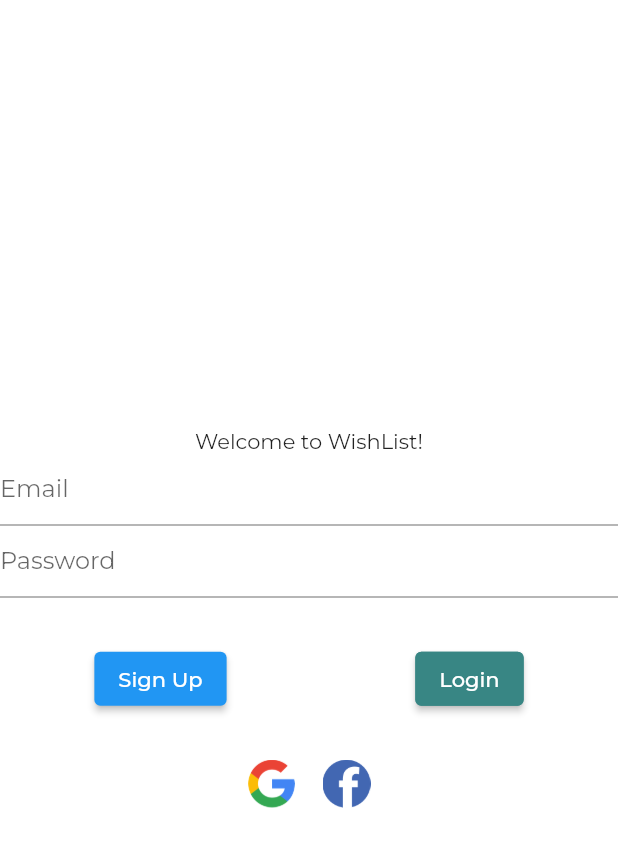
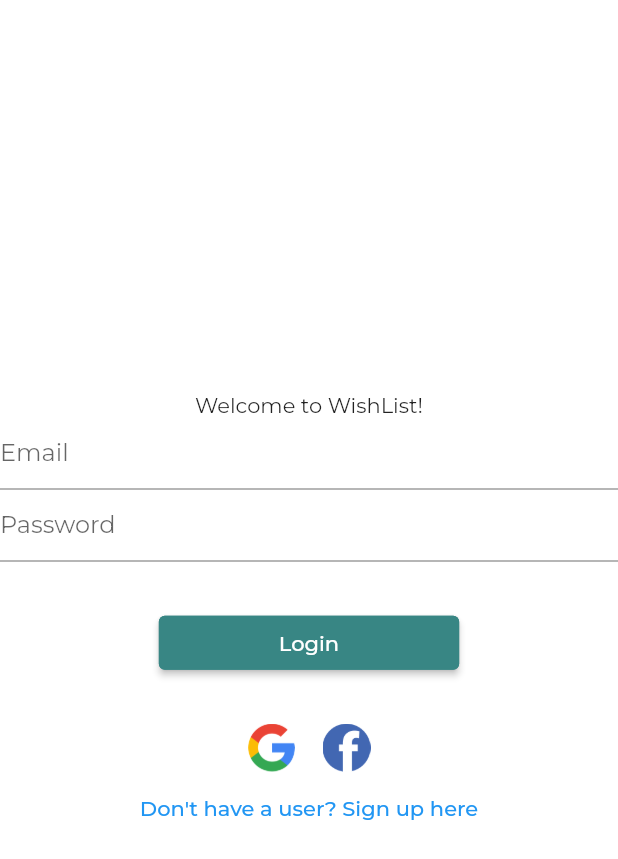
Before and after one commit to Krauma/wishlist, a Flutter app: the screen it shows after launch, after a tap on "Login", on a phone screen of 412 x 824 dp. Shown: the top 859 px of the screen. Run offline on Flutter 3.47's test engine with Material 2 defaults, Android fonts, the phone set to English and light mode, and no system bars; our stand-ins replace cloud_firestore, firebase_auth, firebase_core, get, google_fonts, google_sign_in and 1 more; accounts and stored records are empty; network calls fail.

Commit message:
can now login with email pass

```diff
--- a/lib/Authentication/Controllers/authentication_controller.dart
+++ b/lib/Authentication/Controllers/authentication_controller.dart
@@ -12,6 +12,8 @@ class AuthenticationController extends GetxController {
   FirebaseAuth auth = FirebaseAuth.instance;
   FirebaseFirestore firebaseFirestore = FirebaseFirestore.instance;
   GoogleSignIn googleSign = GoogleSignIn();
+
+  var isSigningUp = false.obs;
 
   @override
   void onReady() {
--- a/lib/Authentication/Views/register.dart
+++ b/lib/Authentication/Views/register.dart
@@ -1,4 +1,5 @@
 import 'package:flutter/material.dart';
+import 'package:get/get.dart';
 import 'package:wishlist/constants.dart';
 
 import '../Controllers/authentication_controller.dart';
@@ -20,20 +21,7 @@ class _RegisterState extends State<Register> {
   Widget build(BuildContext context) {
     return Scaffold(
       backgroundColor: Colors.white,
-      body:
-      /*Container(
-        decoration: const BoxDecoration(
-            gradient: LinearGradient(
-          begin: Alignment.bottomRight,
-          end: Alignment.topLeft,
-          colors: [
-            Constants.gradientBlue,
-            Constants.gradientPurple,
-            Constants.gradientPink
-          ],
-        )),
-        child: */
-        SafeArea(
+      body: SafeArea(
         child: Column(
           mainAxisAlignment: MainAxisAlignment.center,
           children: [
@@ -51,19 +39,12 @@ class _RegisterState extends State<Register> {
               obscureText: true,
             ),
             const SizedBox(height: 30),
-              Row(
-                mainAxisAlignment: MainAxisAlignment.spaceAround,
-                children: [
-                  ElevatedButton(
-                    onPressed: () async {
-                      authController.register(_emailController.text.trim(),
-                          _passwordController.text.trim());
-                    },
-                    child: const Text("Sign Up"),
-                  ),
-                  ElevatedButton(
-                    onPressed: () async {
-                      authController.login(_emailController.text.trim(),
+            Obx(() => ElevatedButton(
+                  onPressed: () {
+                    authController.isSigningUp.value
+                        ? authController.register(_emailController.text.trim(),
+                            _passwordController.text.trim())
+                        : authController.login(_emailController.text.trim(),
                             _passwordController.text.trim());
                   },
                   style: ElevatedButton.styleFrom(
@@ -73,10 +54,13 @@ class _RegisterState extends State<Register> {
                       color: Constants.customGreen,
                     ),
                   ),
-                    child: const Text("Login"),
+                  child: Padding(
+                    padding:
+                        const EdgeInsets.symmetric(horizontal: 64, vertical: 8),
+                    child: Text(
+                        authController.isSigningUp.value ? "Sign up" : "Login"),
                   ),
-                ],
-              ),
+                )),
             const SizedBox(height: 30),
             Wrap(
               spacing: 18,
@@ -91,7 +75,7 @@ class _RegisterState extends State<Register> {
                     decoration: BoxDecoration(
                         color: Colors.transparent,
                         borderRadius: BorderRadius.circular(16)),
-                      child: Image.asset('assets/google.png'  ),
+                    child: Image.asset('assets/google.png'),
                   ),
                 ),
                 InkWell(
@@ -108,11 +92,20 @@ class _RegisterState extends State<Register> {
                   ),
                 ),
               ],
-              )
+            ),
+            Obx(
+              () => TextButton(
+                onPressed: () {
+                  authController.isSigningUp.toggle();
+                },
+                child: Text(!authController.isSigningUp.value
+                    ? "Don't have a user? Sign up here"
+                    : "Login instead"),
+              ),
+            ),
           ],
         ),
       ),
-     // ),
     );
   }
 }
--- a/lib/main.dart
+++ b/lib/main.dart
@@ -15,7 +15,6 @@ Future<void> main() async {
 class MyApp extends StatelessWidget {
   const MyApp({Key? key}) : super(key: key);
 
-  // This widget is the root of your application.
   @override
   Widget build(BuildContext context) {
     return GetMaterialApp(
```
Lines whose indentation alone changed are shown as unchanged.
